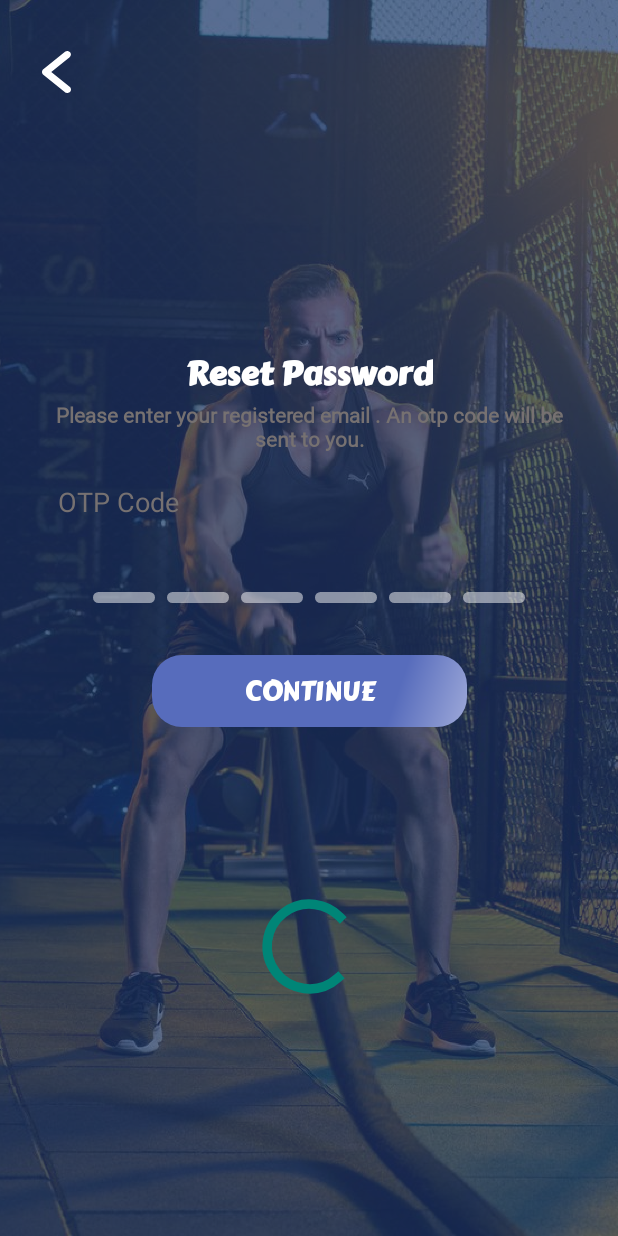
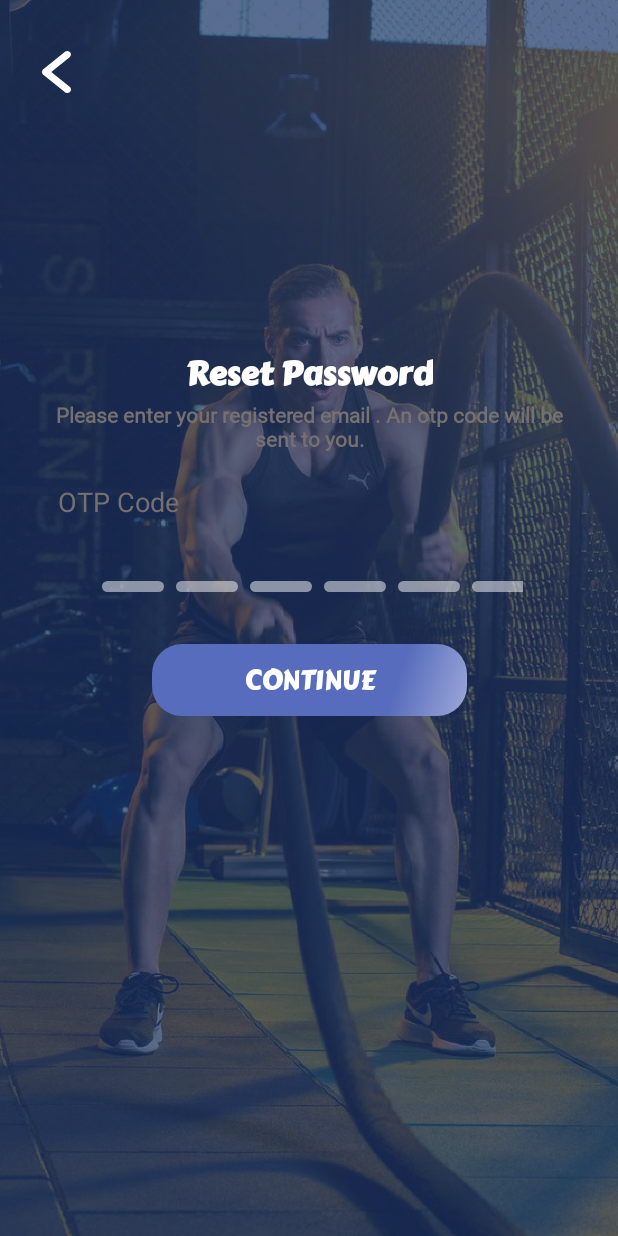
Before and after one commit to Oauzz/CoreCraft, an Android app: the screen it shows after launch (s4), on a phone screen of 412 x 824 dp. Run offline under Robolectric (Android 15) with nearby library versions, the phone set to English and light mode, and no system bars.

Commit message:
Corrected the text centering in s4_otp_code layout
Concerning s4_otp_code layout, ProgressBar was removed (Commented out)
due to performance reasons and the otp code input (EditText) was
replaced by a list of EditText with the right centering

```diff
--- a/app/src/main/java/com/corecraft/s4.java
+++ b/app/src/main/java/com/corecraft/s4.java
@@ -15,12 +15,14 @@ import android.widget.TextView;
 import androidx.appcompat.app.AppCompatActivity;
 
 import java.util.ArrayList;
+import java.util.Arrays;
 import java.util.List;
+import java.util.stream.Collectors;
 
 public class s4 extends AppCompatActivity {
 
     final int max_len = 6;
-    EditText Code;
+    EditText[] Codes;
     TextView Error;
     Button Continue;
 
@@ -31,16 +33,14 @@ public class s4 extends AppCompatActivity {
         super.onCreate(savedInstanceState);
         setContentView(R.layout.s4_otp_code);
 
-        final DisplayMetrics dims = Resources.getSystem().getDisplayMetrics();
-
-        float textSizePx = TypedValue.applyDimension(TypedValue.COMPLEX_UNIT_SP,  20.0f, dims);
-        float letterSpacingPx = TypedValue.applyDimension(TypedValue.COMPLEX_UNIT_PT,  1.8f, dims);
-        float androidLetterSpacing = letterSpacingPx / textSizePx;
-
-
-        Code = (EditText)findViewById(R.id.s4_otp_code_txt);
-        System.out.println("Coeff " + androidLetterSpacing);
-        Code.setLetterSpacing(androidLetterSpacing);
+        Codes = new EditText[]{
+                (EditText) findViewById(R.id.s4_otp_code_txt_1),
+                (EditText) findViewById(R.id.s4_otp_code_txt_2),
+                (EditText) findViewById(R.id.s4_otp_code_txt_3),
+                (EditText) findViewById(R.id.s4_otp_code_txt_4),
+                (EditText) findViewById(R.id.s4_otp_code_txt_5),
+                (EditText) findViewById(R.id.s4_otp_code_txt_6)
+        };
         Error = (TextView)findViewById(R.id.s4_error_label);
         Continue = (Button)findViewById(R.id.s4_continue_btn);
         tiles = new ImageView[]{
@@ -52,12 +52,15 @@ public class s4 extends AppCompatActivity {
                 (ImageView) findViewById(R.id.s4_code_floor_6)
         };
 
-        Code.addTextChangedListener(new OtpWatcher());
+        for(int i = 0;i < Codes.length;++i){
+            Codes[i].addTextChangedListener(new OtpWatcher(i));
+        }
+
         Continue.setOnClickListener(this::onClick);
     }
 
     void onClick(View v){
-        final String input = Code.getText().toString();
+        final String input = Arrays.stream(Codes).map(Code -> Code.getText().toString()).collect(Collectors.joining());
         if(input.length() != 6){
             Error.setText(R.string.invalid_otp_code_error);
         }else{
@@ -67,6 +70,10 @@ public class s4 extends AppCompatActivity {
 
 
     private class OtpWatcher implements TextWatcher{
+        final int n;
+        OtpWatcher(int n){
+            this.n = n;
+        }
 
         @Override
         public void beforeTextChanged(CharSequence s, int start, int count, int after) {
@@ -75,17 +82,21 @@ public class s4 extends AppCompatActivity {
 
         @Override
         public void onTextChanged(CharSequence s, int start, int before, int count) {
-
-            if(count < before){
-                for(int i = before + start - 1;i >= start;--i){
-                    tiles[i].setAlpha(0.5f);
+            if(count > 0 && before == 0){
+                tiles[n].setAlpha(1.0f);
+                if(n+1 < max_len){
+                    Codes[n+1].requestFocus();
+                    if(Codes[n+1].getText().toString().length() != 0)
+                        Codes[n+1].setSelection(1);
                 }
-            }else if(count > before){
-                for(int i = start;i < start + count;++i){
-                    tiles[i].setAlpha(1.0f);
+            }else if(count == 0 && before == 1){
+                tiles[n].setAlpha(0.5f);
+                if(n-1 >= 0){
+                    Codes[n-1].requestFocus();
+                    if(Codes[n-1].getText().toString().length() != 0)
+                        Codes[n-1].setSelection(1);
                 }
             }
-
         }
 
         @Override
--- a/app/src/main/res/layout/s4_otp_code.xml
+++ b/app/src/main/res/layout/s4_otp_code.xml
@@ -67,7 +67,7 @@
 
         <TextView
             android:id="@+id/s4_otp_code_label"
-            android:labelFor="@id/s4_otp_code_txt"
+            android:labelFor="@id/s4_otp_code_txt_1"
             android:layout_width="wrap_content"
             android:layout_height="wrap_content"
             android:layout_marginStart="10dp"
@@ -76,7 +76,7 @@
             android:textColor="#767171"
             android:textSize="18sp" />
 
-        <EditText
+        <!--EditText
             android:id="@+id/s4_otp_code_txt"
             android:layout_width="match_parent"
             android:layout_height="wrap_content"
@@ -84,16 +84,16 @@
             android:layout_marginTop="10dp"
             android:layout_marginEnd="35dp"
             android:background="@null"
-            android:ems="10"
             android:fontFamily="@font/roboto_regular"
             android:inputType="number"
             android:maxLines="1"
             android:letterSpacing="1.8"
             android:maxLength="6"
+            android:text="1234"
             android:paddingVertical="5dp"
             android:textColor="@color/white"
             android:textSize="20sp"
-            android:autofillHints="" />
+            android:autofillHints="" /-->
 
 
         <LinearLayout
@@ -101,61 +101,180 @@
             android:layout_width="match_parent"
             android:layout_height="wrap_content"
             android:gravity="center"
+            android:layout_marginStart="35dp"
+            android:layout_marginTop="10dp"
+            android:layout_marginEnd="35dp"
             android:orientation="horizontal">
 
+            <FrameLayout
+                android:layout_width="wrap_content"
+                android:layout_height="match_parent">
+                <EditText
+                    android:id="@+id/s4_otp_code_txt_1"
+                    android:layout_gravity="center"
+                    android:layout_width="match_parent"
+                    android:textAlignment="center"
+                    android:layout_height="wrap_content"
+                    android:background="@null"
+                    android:fontFamily="@font/roboto_regular"
+                    android:inputType="number"
+                    android:maxLines="1"
+                    android:maxLength="1"
+                    android:paddingVertical="5dp"
+                    android:textColor="@color/white"
+                    android:textSize="20sp"
+                    android:autofillHints="" />
                 <ImageView
                     android:id="@+id/s4_code_floor_1"
+                    android:layout_gravity="bottom"
                     android:layout_width="41.03dp"
                     android:layout_height="7dp"
                     android:alpha="0.5"
                     android:layout_marginHorizontal="3.76dp"
                     android:background="@drawable/otp_code_floor"
                     android:contentDescription="@string/otp_code_floor" />
-
+            </FrameLayout>
+            <FrameLayout
+                android:layout_width="wrap_content"
+                android:layout_height="match_parent">
+                <EditText
+                    android:id="@+id/s4_otp_code_txt_2"
+                    android:layout_gravity="center"
+                    android:layout_width="match_parent"
+                    android:textAlignment="center"
+                    android:layout_height="wrap_content"
+                    android:background="@null"
+                    android:fontFamily="@font/roboto_regular"
+                    android:inputType="number"
+                    android:maxLines="1"
+                    android:maxLength="1"
+                    android:paddingVertical="5dp"
+                    android:textColor="@color/white"
+                    android:textSize="20sp"
+                    android:autofillHints="" />
                 <ImageView
                     android:id="@+id/s4_code_floor_2"
+                    android:layout_gravity="bottom"
                     android:layout_width="41.03dp"
                     android:layout_height="7dp"
+                    android:alpha="0.5"
                     android:layout_marginHorizontal="3.76dp"
-                android:alpha="0.5"
-                android:contentDescription="@string/otp_code_floor"
-                android:background="@drawable/otp_code_floor" />
-
+                    android:background="@drawable/otp_code_floor"
+                    android:contentDescription="@string/otp_code_floor" />
+            </FrameLayout>
+            <FrameLayout
+                android:layout_width="wrap_content"
+                android:layout_height="match_parent">
+                <EditText
+                    android:id="@+id/s4_otp_code_txt_3"
+                    android:layout_gravity="center"
+                    android:layout_width="match_parent"
+                    android:textAlignment="center"
+                    android:layout_height="wrap_content"
+                    android:background="@null"
+                    android:fontFamily="@font/roboto_regular"
+                    android:inputType="number"
+                    android:maxLines="1"
+                    android:maxLength="1"
+                    android:paddingVertical="5dp"
+                    android:textColor="@color/white"
+                    android:textSize="20sp"
+                    android:autofillHints="" />
                 <ImageView
                     android:id="@+id/s4_code_floor_3"
+                    android:layout_gravity="bottom"
                     android:layout_width="41.03dp"
                     android:layout_height="7dp"
+                    android:alpha="0.5"
                     android:layout_marginHorizontal="3.76dp"
-                android:alpha="0.5"
-                android:contentDescription="@string/otp_code_floor"
-                android:background="@drawable/otp_code_floor" />
-
+                    android:background="@drawable/otp_code_floor"
+                    android:contentDescription="@string/otp_code_floor" />
+            </FrameLayout>
+            <FrameLayout
+                android:layout_width="wrap_content"
+                android:layout_height="match_parent">
+                <EditText
+                    android:id="@+id/s4_otp_code_txt_4"
+                    android:layout_gravity="center"
+                    android:layout_width="match_parent"
+                    android:textAlignment="center"
+                    android:layout_height="wrap_content"
+                    android:background="@null"
+                    android:fontFamily="@font/roboto_regular"
+                    android:inputType="number"
+                    android:maxLines="1"
+                    android:maxLength="1"
+                    android:paddingVertical="5dp"
+                    android:textColor="@color/white"
+                    android:textSize="20sp"
+                    android:autofillHints="" />
                 <ImageView
                     android:id="@+id/s4_code_floor_4"
+                    android:layout_gravity="bottom"
                     android:layout_width="41.03dp"
                     android:layout_height="7dp"
+                    android:alpha="0.5"
                     android:layout_marginHorizontal="3.76dp"
-                android:alpha="0.5"
-                android:contentDescription="@string/otp_code_floor"
-                android:background="@drawable/otp_code_floor" />
-
+                    android:background="@drawable/otp_code_floor"
+                    android:contentDescription="@string/otp_code_floor" />
+            </FrameLayout>
+            <FrameLayout
+                android:layout_width="wrap_content"
+                android:layout_height="match_parent">
+                <EditText
+                    android:id="@+id/s4_otp_code_txt_5"
+                    android:layout_gravity="center"
+                    android:layout_width="match_parent"
+                    android:textAlignment="center"
+                    android:layout_height="wrap_content"
+                    android:background="@null"
+                    android:fontFamily="@font/roboto_regular"
+                    android:inputType="number"
+                    android:maxLines="1"
+                    android:maxLength="1"
+                    android:paddingVertical="5dp"
+                    android:textColor="@color/white"
+                    android:textSize="20sp"
+                    android:autofillHints="" />
                 <ImageView
                     android:id="@+id/s4_code_floor_5"
+                    android:layout_gravity="bottom"
                     android:layout_width="41.03dp"
                     android:layout_height="7dp"
+                    android:alpha="0.5"
                     android:layout_marginHorizontal="3.76dp"
-                android:alpha="0.5"
-                android:contentDescription="@string/otp_code_floor"
-                android:background="@drawable/otp_code_floor" />
-
+                    android:background="@drawable/otp_code_floor"
+                    android:contentDescription="@string/otp_code_floor" />
+            </FrameLayout>
+            <FrameLayout
+                android:layout_width="wrap_content"
+                android:layout_height="match_parent">
+                <EditText
+                    android:id="@+id/s4_otp_code_txt_6"
+                    android:layout_gravity="center"
+                    android:layout_width="match_parent"
+                    android:textAlignment="center"
+                    android:layout_height="wrap_content"
+                    android:background="@null"
+                    android:fontFamily="@font/roboto_regular"
+                    android:inputType="number"
+                    android:maxLines="1"
+                    android:maxLength="1"
+                    android:paddingVertical="5dp"
+                    android:textColor="@color/white"
+                    android:textSize="20sp"
+                    android:autofillHints="" />
                 <ImageView
                     android:id="@+id/s4_code_floor_6"
+                    android:layout_gravity="bottom"
                     android:layout_width="41.03dp"
                     android:layout_height="7dp"
+                    android:alpha="0.5"
                     android:layout_marginHorizontal="3.76dp"
-                android:alpha="0.5"
-                android:contentDescription="@string/otp_code_floor"
-                android:background="@drawable/otp_code_floor" />
+                    android:background="@drawable/otp_code_floor"
+                    android:contentDescription="@string/otp_code_floor" />
+            </FrameLayout>
+
         </LinearLayout>
 
         <TextView
@@ -186,7 +305,7 @@
 
     </LinearLayout>
 
-    <ProgressBar
+    <!--ProgressBar
         android:id="@+id/s4_progress_bar"
         android:layout_width="75dp"
         android:layout_height="0dp"
@@ -195,7 +314,7 @@
         app:layout_constraintBottom_toBottomOf="parent"
         app:layout_constraintEnd_toEndOf="parent"
         app:layout_constraintStart_toStartOf="parent"
-        app:layout_constraintTop_toBottomOf="@+id/s4_linearLayout" />
+        app:layout_constraintTop_toBottomOf="@+id/s4_linearLayout" /-->
 
 
 </androidx.constraintlayout.widget.ConstraintLayout>
```
Lines whose indentation alone changed are shown as unchanged.
